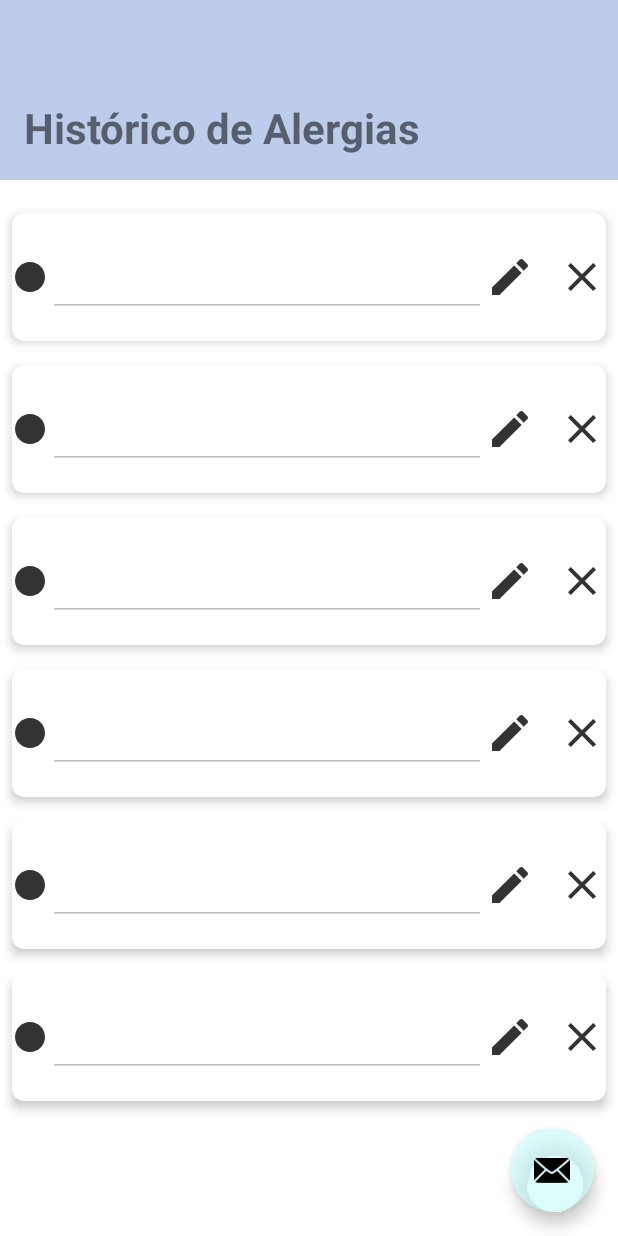
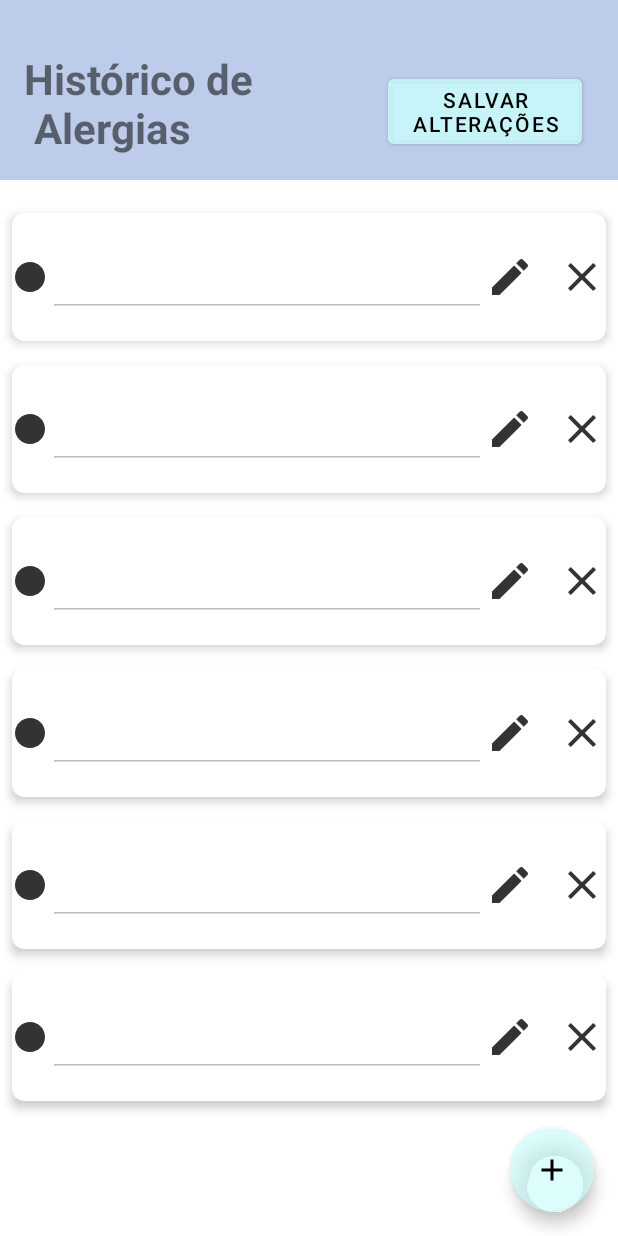
Before and after one commit to HenriqueGalli/ERPHealthCare, an Android app: the layout activity_alergias_paciente.xml on its own in the app's theme, with its tools: preview values and no code run, on a phone screen of 412 x 824 dp. Run offline under Robolectric (Android 15) with nearby library versions, the phone set to English and light mode, and no system bars.

Commit message:
feature: integração alergias api

```diff
--- /dev/null
+++ b/app/src/main/res/drawable/ic_baseline_add_24.xml
@@ -0,0 +1,5 @@
+<vector android:height="24dp" android:tint="#333333"
+    android:viewportHeight="24" android:viewportWidth="24"
+    android:width="24dp" xmlns:android="http://schemas.android.com/apk/res/android">
+    <path android:fillColor="@android:color/white" android:pathData="M19,13h-6v6h-2v-6H5v-2h6V5h2v6h6v2z"/>
+</vector>
--- a/app/src/main/res/layout/activity_alergias_paciente.xml
+++ b/app/src/main/res/layout/activity_alergias_paciente.xml
@@ -31,9 +31,21 @@
                 android:layout_gravity="bottom"
                 android:layout_marginStart="@dimen/fab_margin"
                 android:layout_marginBottom="16dp"
-                android:text="Histórico de Alergias"
+                android:text="Histórico de\n Alergias"
                 android:textSize="28sp"
                 android:textStyle="bold" />
+
+            <Button
+                android:id="@+id/btnSalvar"
+                android:layout_width="wrap_content"
+                android:layout_gravity="end | bottom"
+                android:layout_marginBottom="18dp"
+                android:layout_marginEnd="24dp"
+                android:backgroundTint="@color/blue_login"
+                android:text="Salvar\nAlterações"
+                android:textColor="@color/black"
+                android:layout_height="wrap_content"
+                />
 
         </com.google.android.material.appbar.CollapsingToolbarLayout>
 
@@ -58,10 +70,9 @@
         android:layout_height="wrap_content"
         android:layout_marginEnd="16dp"
         android:layout_marginBottom="16dp"
-
         app:backgroundTint="@color/blue_login"
         app:layout_constraintBottom_toBottomOf="parent"
         app:layout_constraintEnd_toEndOf="parent"
-        app:srcCompat="@android:drawable/ic_dialog_email" />
+        app:srcCompat="@drawable/ic_baseline_add_24" />
 
 </androidx.constraintlayout.widget.ConstraintLayout>
```
Also changed, not shown: app/src/main/java/com/project/erphealthcare/data/api/ERPDataSource.kt (+4 -7 lines), app/src/main/java/com/project/erphealthcare/data/repository/Repository.kt (+5 -4 lines), app/src/main/java/com/project/erphealthcare/data/result/UpdateMedicalHistoryResult.kt (added, +8 -0 lines), app/src/main/java/com/project/erphealthcare/ui/paciente/alergias/AlergiasPacienteActivity.kt (+20 -2 lines), app/src/main/java/com/project/erphealthcare/ui/paciente/alergias/AlergiasPacienteViewModel.kt (+12 -4 lines), app/src/main/java/com/project/erphealthcare/ui/paciente/alergias/ListagemAdapter.kt (+8 -7 lines).
